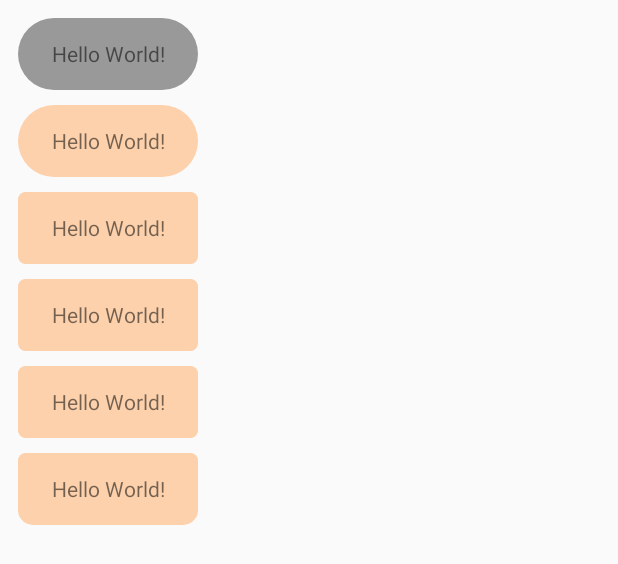
After one commit to liangdy/MagicView, an Android app: the layout activity_second.xml on its own in the app's theme, with its tools: preview values and no code run, on a phone screen of 412 x 824 dp. The commit adds this screen. Shown: the top 564 px of the screen. Run offline under Robolectric (Android 15) with nearby library versions, the phone set to English and light mode, and no system bars.

Commit message:
add MagicalBtnView

```diff
--- a/app/src/main/AndroidManifest.xml
+++ b/app/src/main/AndroidManifest.xml
@@ -8,7 +8,7 @@
         android:label="@string/app_name"
         android:supportsRtl="true"
         android:theme="@style/AppTheme">
-        <activity android:name=".MainActivity">
+        <activity android:name=".SecondActivity">
             <intent-filter>
                 <action android:name="android.intent.action.MAIN" />
 
--- a/app/src/main/res/layout/activity_main.xml
+++ b/app/src/main/res/layout/activity_main.xml
@@ -26,8 +26,8 @@
         android:layout_marginTop="10dp"
         android:gravity="center"
         android:text="Hello World!"
-        app:frameColor="#ff0000"
-        app:bgColor="#3F51B5"/>
+        app:bgColor="#3F51B5"
+        app:frameColor="#ff0000" />
 
     <com.magical.view.MagicalTextView
         android:layout_width="120dp"
--- /dev/null
+++ b/app/src/main/res/layout/activity_second.xml
@@ -0,0 +1,77 @@
+<?xml version="1.0" encoding="utf-8"?>
+<LinearLayout xmlns:android="http://schemas.android.com/apk/res/android"
+    xmlns:app="http://schemas.android.com/apk/res-auto"
+    android:layout_width="match_parent"
+    android:layout_height="match_parent"
+    android:orientation="vertical"
+    android:padding="12dp">
+
+    <com.magical.view.MagicalBtnView
+        android:id="@+id/btn1"
+        android:layout_width="120dp"
+        android:layout_height="48dp"
+        android:gravity="center"
+        android:text="Hello World!" />
+
+    <com.magical.view.MagicalBtnView
+        android:id="@+id/btn2"
+        android:layout_width="120dp"
+        android:layout_height="48dp"
+        android:layout_marginTop="10dp"
+        android:gravity="center"
+        android:text="Hello World!"
+        app:defaultColor="#50ff7700"
+        app:pressedColor="#ff7700" />
+
+    <com.magical.view.MagicalBtnView
+        android:id="@+id/btn3"
+        android:layout_width="120dp"
+        android:layout_height="48dp"
+        android:layout_marginTop="10dp"
+        android:gravity="center"
+        android:text="Hello World!"
+        app:defaultColor="#50ff7700"
+        app:pressedColor="#ff7700"
+        app:rounded="5dp" />
+
+    <com.magical.view.MagicalBtnView
+        android:id="@+id/btn4"
+        android:layout_width="120dp"
+        android:layout_height="48dp"
+        android:layout_marginTop="10dp"
+        android:gravity="center"
+        android:text="Hello World!"
+        app:defaultColor="#50ff7700"
+        app:leftBottomRounded="10dp"
+        app:pressedColor="#ff7700"
+        app:rightBottomRounded="10dp"
+        app:rounded="5dp" />
+
+    <com.magical.view.MagicalBtnView
+        android:id="@+id/btn5"
+        android:layout_width="120dp"
+        android:layout_height="48dp"
+        android:layout_marginTop="10dp"
+        android:gravity="center"
+        android:text="Hello World!"
+        app:defaultColor="#50ff7700"
+        app:leftBottomRounded="5dp"
+        app:leftTopRounded="5dp"
+        app:pressedColor="#ff7700"
+        app:rightBottomRounded="5dp"
+        app:rightTopRounded="5dp" />
+
+    <com.magical.view.MagicalBtnView
+        android:id="@+id/btn6"
+        android:layout_width="120dp"
+        android:layout_height="48dp"
+        android:layout_marginTop="10dp"
+        android:gravity="center"
+        android:text="Hello World!"
+        app:defaultColor="#50ff7700"
+        app:leftBottomRounded="10dp"
+        app:leftTopRounded="5dp"
+        app:pressedColor="#ff7700"
+        app:rightBottomRounded="10dp"
+        app:rightTopRounded="5dp" />
+</LinearLayout>
--- /dev/null
+++ b/magicalLibrary/src/main/java/com/magical/view/MagicalBtnView.java
@@ -0,0 +1,146 @@
+package com.magical.view;
+
+import android.content.Context;
+import android.content.res.TypedArray;
+import android.graphics.Canvas;
+import android.graphics.Color;
+import android.graphics.Paint;
+import android.graphics.Path;
+import android.graphics.RectF;
+import android.util.AttributeSet;
+import android.view.MotionEvent;
+import android.widget.TextView;
+
+public class MagicalBtnView extends TextView {
+
+    private static final int DEFAULT_NORMAL_COLOR = R.color.default_normal_color;
+    private static final int DEFAULT_PRESSED_COLOR = R.color.default_pressed_color;
+
+    private float rounded = 0;
+    private boolean isPress;
+    private OnClickListener listener;
+    private int defaultColor, pressedColor;
+    private Paint mPaint;
+    private float leftTopRounded = 0;
+    private float leftBottomRounded = 0;
+    private float rightTopRounded = 0;
+    private float rightBottomRounded = 0;
+
+
+    public MagicalBtnView(Context context) {
+        super(context);
+        init(null, 0);
+    }
+
+
+    public MagicalBtnView(Context context, AttributeSet attrs) {
+        super(context, attrs);
+        init(attrs, 0);
+    }
+
+
+    public MagicalBtnView(Context context, AttributeSet attrs, int defStyle) {
+        super(context, attrs, defStyle);
+        init(attrs, defStyle);
+    }
+
+
+    private void init(AttributeSet attrs, int defStyle) {
+        TypedArray a = getContext()
+                .obtainStyledAttributes(attrs, R.styleable.MagicalBtnView, defStyle, 0);
+        rounded = a.getDimension(R.styleable.MagicalBtnView_rounded, rounded);
+        leftTopRounded = a.getDimension(R.styleable.MagicalBtnView_leftTopRounded, leftTopRounded);
+        leftBottomRounded = a.getDimension(R.styleable.MagicalBtnView_leftBottomRounded, leftBottomRounded);
+        rightTopRounded = a.getDimension(R.styleable.MagicalBtnView_rightTopRounded, rightTopRounded);
+        rightBottomRounded = a.getDimension(R.styleable.MagicalBtnView_rightBottomRounded, rightBottomRounded);
+        defaultColor = a
+                .getColor(R.styleable.MagicalBtnView_defaultColor, getResources()
+                        .getColor(DEFAULT_NORMAL_COLOR));
+        pressedColor = a
+                .getColor(R.styleable.MagicalBtnView_pressedColor, getResources()
+                        .getColor(DEFAULT_PRESSED_COLOR));
+        a.recycle();
+        this.setBackgroundColor(Color.TRANSPARENT);
+    }
+
+
+    public void setBgColor(int dColor, int pColor) {
+        this.defaultColor = dColor;
+        this.pressedColor = pColor;
+        this.invalidate();
+    }
+
+
+    public void setRounded(float f) {
+        this.rounded = f;
+    }
+
+
+    @Override
+    public void setOnClickListener(OnClickListener listener) {
+        this.listener = listener;
+    }
+
+
+    @Override
+    public boolean onTouchEvent(MotionEvent event) {
+        if (null != listener) {
+            switch (event.getAction()) {
+                case MotionEvent.ACTION_DOWN:
+                    isPress = true;
+                    this.invalidate();
+                    break;
+                case MotionEvent.ACTION_UP:
+                case MotionEvent.ACTION_CANCEL:
+                case MotionEvent.ACTION_OUTSIDE:
+                    isPress = false;
+                    this.invalidate();
+                    if (event.getAction() == MotionEvent.ACTION_UP) {
+                        if (listener != null) {
+                            listener.onClick(this);
+                        }
+                    }
+                    break;
+                default:
+                    break;
+            }
+            return true;
+        } else {
+            return super.onTouchEvent(event);
+        }
+    }
+
+    private void initPaint() {
+        mPaint = new Paint();
+        mPaint.setStyle(Paint.Style.FILL);
+        mPaint.setAntiAlias(true);
+    }
+
+    @Override
+    protected void onDraw(Canvas canvas) {
+        initPaint();
+        if (isPress) {
+            mPaint.setColor(pressedColor);
+        } else {
+            mPaint.setColor(defaultColor);
+        }
+        RectF mRectF = new RectF(0, 0, getWidth(), getHeight());
+        setrounded(canvas, mRectF, getHeight());
+        super.onDraw(canvas);
+    }
+
+    private void setrounded(Canvas canvas, RectF rect, int h) {
+        if (rounded > 0) {
+            canvas.drawRoundRect(rect, rounded, rounded, mPaint);
+        } else {
+            if (leftTopRounded <= 0 && leftBottomRounded <= 0 && rightTopRounded <= 0 && rightBottomRounded <= 0) {
+                canvas.drawRoundRect(rect, h / 2, h / 2, mPaint);
+            } else {
+                Path path = new Path();
+                float[] roundeds = new float[]{leftTopRounded, leftTopRounded, rightTopRounded, rightTopRounded, rightBottomRounded, rightBottomRounded, leftBottomRounded, leftBottomRounded};
+                path.addRoundRect(rect, roundeds, Path.Direction.CW);
+                canvas.drawPath(path, mPaint);
+            }
+        }
+    }
+}
--- /dev/null
+++ b/magicalLibrary/src/main/res/values/colors.xml
@@ -0,0 +1,7 @@
+<?xml version="1.0" encoding="utf-8"?>
+<resources>
+
+    <color name="default_normal_color">#999999</color>
+    <color name="default_pressed_color">#a2a2a2</color>
+
+</resources>
```
Also changed, not shown: app/src/main/java/com/mydemo/SecondActivity.java (added, +65 -0 lines), magicalLibrary/src/main/res/values/attrs.xml (+9 -0 lines).
